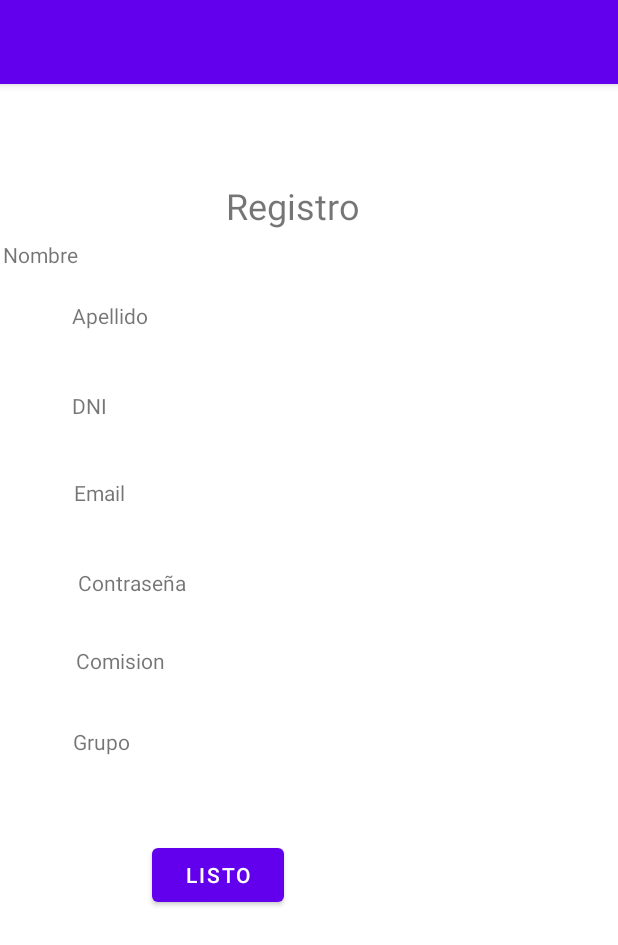
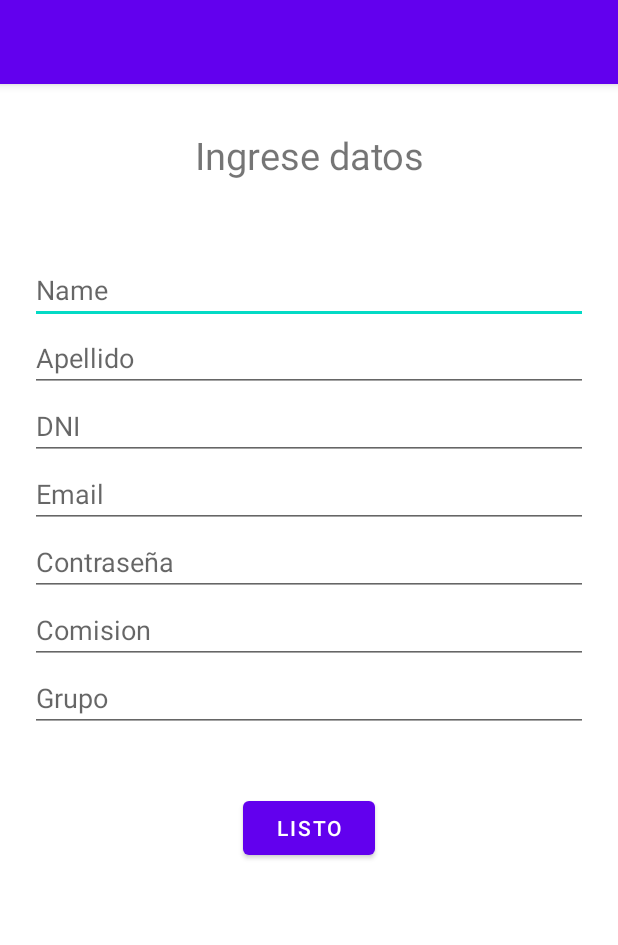
Before and after one commit to gonzacastro/SOA-TP2-Android, an Android app: the RegisterActivity screen opened directly, with no data from a screen before it, on a phone screen of 412 x 824 dp. Shown: the top 945 px of the screen. Run offline under Robolectric (Android 15) with nearby library versions, the phone set to English and light mode, and no system bars.

Commit message:
agregue logica para saltear la autenticacion durante las pruebas, agregue tambien diseño de interfaz de registro, falta darle comportamiento

```diff
--- a/app/src/main/java/com/example/tp2soa/GmailAuthentication.java
+++ b/app/src/main/java/com/example/tp2soa/GmailAuthentication.java
@@ -43,6 +43,8 @@ public class GmailAuthentication extends AppCompatActivity {
         this.authButton = authButton;
         authButton.setEnabled(false);
         inputCode.setEnabled(false);
+        //esto esta ´para saltear la autenticacion
+        authButton.setEnabled(true);
         authButton = findViewById(R.id.authButton);
 
         inputGmail = findViewById(R.id.editTextMail);
@@ -74,7 +76,6 @@ public class GmailAuthentication extends AppCompatActivity {
                         Log.e("code2:",String.valueOf(actualCode));
                         sendMail(gmail, actualCode);
                         Toast.makeText(getApplicationContext(), "Enviando mail...", Toast.LENGTH_SHORT).show();
-                        //GmailAuthentication.authButton.setEnabled(true);
                         GmailAuthentication.inputCode.setEnabled(true);
                     }
                 } else {
@@ -85,11 +86,18 @@ public class GmailAuthentication extends AppCompatActivity {
         });
 
         authButton.setOnClickListener(new View.OnClickListener(){
-
             @Override
             public void onClick(View v) {
+                //esto esta para saltear la autenticacion
+                Intent loginScreen = new Intent(GmailAuthentication.this,MainActivity.class);
+                loginScreen.putExtra("mail",GmailAuthentication.inputGmail.getText().toString());
+                startActivity(loginScreen);
+                finish();
+                /*
                 long userCodeInput;
-                Toast.makeText(getApplicationContext(), "Boton activado", Toast.LENGTH_SHORT).show();
+                if(inputCode.getText().toString().length() != 0) {
+                    Log.e("estado", "entre al if");
+                    Log.e("valor", inputCode.getText().toString());
                     userCodeInput = Long.valueOf(inputCode.getText().toString());
                     if(userCodeInput == actualCode){
                         Intent loginScreen = new Intent(GmailAuthentication.this,MainActivity.class);
@@ -98,9 +106,13 @@ public class GmailAuthentication extends AppCompatActivity {
                         finish();
                     }
                     else{
-                    Toast.makeText(getApplicationContext(), "El codigo es incorrecto o caduco", Toast.LENGTH_SHORT).show();
+                        Toast.makeText(getApplicationContext(), "El codigo es incorrecto o caduco", Toast.LENGTH_LONG).show();
                         inputCode.setText("");
                     }
+                } else {
+                    Toast.makeText(getApplicationContext(), "Campo vacio", Toast.LENGTH_LONG).show();
+                }
+                */
             }
         });
     }
@@ -129,9 +141,9 @@ public class GmailAuthentication extends AppCompatActivity {
                 h.post(new Runnable() {
                     @Override
                     public void run() {
+                        Toast.makeText(getApplicationContext(), "Mail enviado", Toast.LENGTH_SHORT).show();
                         Log.e("Estado", "Voy a activarlo");
                         authButton.setEnabled(true);
-
                     }
                 });
             } catch (InterruptedException e) {
--- a/app/src/main/res/layout/activity_register.xml
+++ b/app/src/main/res/layout/activity_register.xml
@@ -1,139 +1,106 @@
 <?xml version="1.0" encoding="utf-8"?>
-<androidx.constraintlayout.widget.ConstraintLayout xmlns:android="http://schemas.android.com/apk/res/android"
+<LinearLayout xmlns:android="http://schemas.android.com/apk/res/android"
     xmlns:app="http://schemas.android.com/apk/res-auto"
     xmlns:tools="http://schemas.android.com/tools"
     android:layout_width="match_parent"
     android:layout_height="match_parent"
-    tools:context=".RegisterActivity" >
-
-    <TextView
-        android:id="@+id/textView3"
-        android:layout_width="wrap_content"
-        android:layout_height="wrap_content"
-        android:layout_marginStart="162dp"
-        android:layout_marginLeft="162dp"
-        android:layout_marginTop="52dp"
-        android:layout_marginEnd="197dp"
-        android:layout_marginRight="197dp"
-        android:layout_marginBottom="394dp"
-        android:text="Registro"
-        android:textSize="24sp"
-        app:layout_constraintBottom_toTopOf="@+id/button"
-        app:layout_constraintEnd_toEndOf="parent"
-        app:layout_constraintHorizontal_bias="0.324"
-        app:layout_constraintStart_toStartOf="parent"
-        app:layout_constraintTop_toTopOf="parent" />
-
-    <TextView
-        android:id="@+id/textView4"
-        android:layout_width="wrap_content"
-        android:layout_height="wrap_content"
-        android:layout_marginStart="1dp"
-        android:layout_marginLeft="1dp"
-        android:layout_marginEnd="360dp"
-        android:layout_marginRight="360dp"
-        android:text="Nombre"
-        app:layout_constraintBottom_toBottomOf="parent"
-        app:layout_constraintEnd_toEndOf="parent"
-        app:layout_constraintStart_toStartOf="parent"
-        app:layout_constraintTop_toTopOf="parent"
-        app:layout_constraintVertical_bias="0.139" />
-
-    <TextView
-        android:id="@+id/textView5"
-        android:layout_width="wrap_content"
-        android:layout_height="wrap_content"
-        android:layout_marginTop="52dp"
-        android:text="Apellido"
-        app:layout_constraintBottom_toBottomOf="parent"
-        app:layout_constraintEnd_toEndOf="parent"
-        app:layout_constraintHorizontal_bias="0.133"
-        app:layout_constraintStart_toStartOf="parent"
-        app:layout_constraintTop_toTopOf="parent"
-        app:layout_constraintVertical_bias="0.133" />
-
-    <TextView
-        android:id="@+id/textView6"
-        android:layout_width="wrap_content"
-        android:layout_height="wrap_content"
-        android:layout_marginTop="46dp"
-        android:text="DNI"
-        app:layout_constraintBottom_toBottomOf="parent"
-        app:layout_constraintEnd_toEndOf="parent"
-        app:layout_constraintHorizontal_bias="0.123"
-        app:layout_constraintStart_toStartOf="parent"
-        app:layout_constraintTop_toTopOf="parent"
-        app:layout_constraintVertical_bias="0.226" />
-
-    <TextView
-        android:id="@+id/textView8"
-        android:layout_width="wrap_content"
-        android:layout_height="wrap_content"
-        android:layout_marginEnd="328dp"
-        android:layout_marginRight="328dp"
-        android:text="Email"
-        app:layout_constraintBottom_toBottomOf="parent"
-        app:layout_constraintEnd_toEndOf="parent"
-        app:layout_constraintStart_toStartOf="@+id/textView6"
-        app:layout_constraintTop_toTopOf="parent"
-        app:layout_constraintVertical_bias="0.351" />
-
-    <TextView
-        android:id="@+id/textView9"
-        android:layout_width="wrap_content"
-        android:layout_height="wrap_content"
-        android:layout_marginStart="51dp"
-        android:layout_marginLeft="51dp"
-        android:layout_marginEnd="288dp"
-        android:layout_marginRight="288dp"
-        android:text="Contraseña"
-        app:layout_constraintBottom_toBottomOf="parent"
-        app:layout_constraintEnd_toEndOf="parent"
-        app:layout_constraintStart_toStartOf="parent"
-        app:layout_constraintTop_toTopOf="parent"
-        app:layout_constraintVertical_bias="0.431" />
-
-    <TextView
-        android:id="@+id/textView10"
-        android:layout_width="wrap_content"
-        android:layout_height="wrap_content"
-        android:layout_marginStart="50dp"
-        android:layout_marginLeft="50dp"
-        android:layout_marginEnd="302dp"
-        android:layout_marginRight="302dp"
-        android:text="Comision"
-        app:layout_constraintBottom_toBottomOf="parent"
-        app:layout_constraintEnd_toEndOf="parent"
-        app:layout_constraintStart_toStartOf="parent"
-        app:layout_constraintTop_toTopOf="parent" />
+    android:orientation="vertical"
+    tools:context=".RegisterActivity">
 
     <TextView
         android:id="@+id/textView11"
-        android:layout_width="wrap_content"
+        android:layout_width="match_parent"
         android:layout_height="wrap_content"
-        android:layout_marginStart="48dp"
-        android:layout_marginLeft="48dp"
-        android:layout_marginEnd="325dp"
-        android:layout_marginRight="325dp"
-        android:text="Grupo"
-        app:layout_constraintBottom_toBottomOf="parent"
-        app:layout_constraintEnd_toEndOf="parent"
-        app:layout_constraintStart_toStartOf="parent"
-        app:layout_constraintTop_toTopOf="parent"
-        app:layout_constraintVertical_bias="0.573" />
+        android:text="Ingrese datos"
+        android:layout_marginTop="30dp"
+        android:layout_marginBottom="50dp"
+        android:textSize="25sp"
+        android:gravity="center"/>
+
+    <EditText
+        android:id="@+id/nombre"
+        android:layout_width="match_parent"
+        android:layout_height="wrap_content"
+        android:ems="10"
+        android:inputType="textPersonName"
+        android:text=""
+        android:hint="Name"
+        android:layout_marginLeft="20dp"
+        android:layout_marginRight="20dp"/>
+
+    <EditText
+        android:id="@+id/apellido"
+        android:layout_width="match_parent"
+        android:layout_height="wrap_content"
+        android:ems="10"
+        android:inputType="textPersonName"
+        android:text=""
+        android:hint="Apellido"
+        android:layout_marginLeft="20dp"
+        android:layout_marginRight="20dp"/>
+
+    <EditText
+        android:id="@+id/dni"
+        android:layout_width="match_parent"
+        android:layout_height="wrap_content"
+        android:ems="10"
+        android:inputType="textPersonName"
+        android:text=""
+        android:hint="DNI"
+        android:layout_marginLeft="20dp"
+        android:layout_marginRight="20dp"/>
+
+    <EditText
+        android:id="@+id/mail"
+        android:layout_width="match_parent"
+        android:layout_height="wrap_content"
+        android:ems="10"
+        android:inputType="textPersonName"
+        android:text=""
+        android:hint="Email"
+        android:layout_marginLeft="20dp"
+        android:layout_marginRight="20dp"/>
+
+    <EditText
+        android:id="@+id/editTextTextPassword"
+        android:layout_width="match_parent"
+        android:layout_height="wrap_content"
+        android:ems="10"
+        android:inputType="textPassword"
+        android:text=""
+        android:hint="Contraseña"
+        android:layout_marginLeft="20dp"
+        android:layout_marginRight="20dp"/>
+
+    <EditText
+        android:id="@+id/comision"
+        android:layout_width="match_parent"
+        android:layout_height="wrap_content"
+        android:ems="10"
+        android:inputType="textPersonName"
+        android:text=""
+        android:hint="Comision"
+        android:layout_marginLeft="20dp"
+        android:layout_marginRight="20dp"/>
+
+    <EditText
+        android:id="@+id/Grupo"
+        android:layout_width="match_parent"
+        android:layout_height="wrap_content"
+        android:ems="10"
+        android:inputType="textPersonName"
+        android:text=""
+        android:hint="Grupo"
+        android:layout_marginLeft="20dp"
+        android:layout_marginRight="20dp"/>
 
     <Button
         android:id="@+id/button"
         android:layout_width="wrap_content"
         android:layout_height="wrap_content"
-        android:layout_marginStart="101dp"
-        android:layout_marginLeft="101dp"
-        android:layout_marginEnd="223dp"
-        android:layout_marginRight="223dp"
+        android:layout_marginTop="40dp"
         android:text="Listo"
-        app:layout_constraintBottom_toBottomOf="parent"
-        app:layout_constraintEnd_toEndOf="parent"
-        app:layout_constraintStart_toStartOf="parent"
-        app:layout_constraintTop_toTopOf="parent"
-        app:layout_constraintVertical_bias="0.699" />
-</androidx.constraintlayout.widget.ConstraintLayout>
+        android:gravity="center"
+        android:layout_gravity="center"
+        />
+</LinearLayout>
```
Lines whose indentation alone changed are shown as unchanged.
